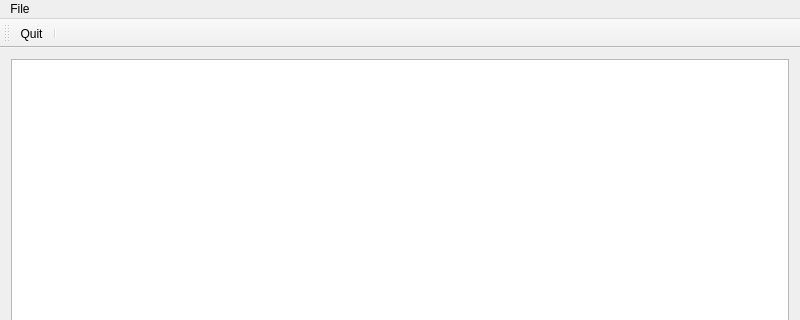
Qt form qtableview/mainwindow.ui (ec1oud/qps) before a commit; both pictures show x 0 to 800 and y 0 to 320 of the 800 by 600 pixel window.
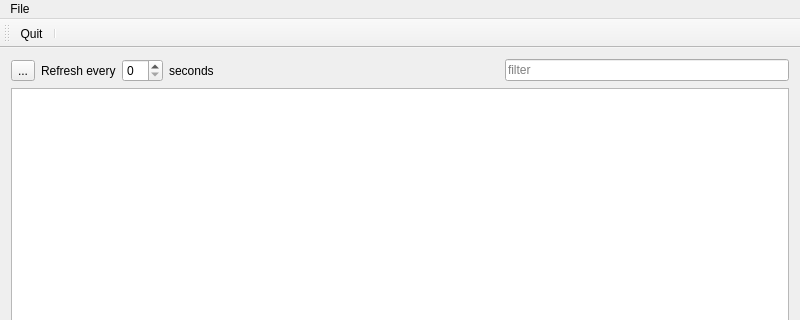
The same form after that commit. Icons and pictures are not drawn.

Commit message: Add update interval spinbox, resize columns button, and filter to the toolbar

What changed in the file:
```diff
--- a/qtableview/mainwindow.ui
+++ b/qtableview/mainwindow.ui
@@ -14,7 +14,69 @@
    <string>top</string>
   </property>
   <widget class="QWidget" name="centralWidget">
-   <layout class="QHBoxLayout" name="horizontalLayout">
+   <layout class="QVBoxLayout" name="verticalLayout">
+    <item>
+     <layout class="QHBoxLayout" name="toolbarStuff">
+      <item>
+       <widget class="QToolButton" name="toolButton">
+        <property name="text">
+         <string>...</string>
+        </property>
+        <property name="icon">
+         <iconset resource="icons.qrc">
+          <normaloff>:/icons/expand-horizontal.svg</normaloff>:/icons/expand-horizontal.svg</iconset>
+        </property>
+       </widget>
+      </item>
+      <item>
+       <widget class="QLabel" name="refreshEveryLabel">
+        <property name="text">
+         <string>Refresh every</string>
+        </property>
+       </widget>
+      </item>
+      <item>
+       <widget class="QSpinBox" name="refreshIntervalSB">
+        <property name="minimum">
+         <number>0</number>
+        </property>
+        <property name="maximum">
+         <number>10</number>
+        </property>
+       </widget>
+      </item>
+      <item>
+       <widget class="QLabel" name="secondsLabel">
+        <property name="text">
+         <string>seconds</string>
+        </property>
+       </widget>
+      </item>
+      <item>
+       <spacer name="horizontalSpacer">
+        <property name="orientation">
+         <enum>Qt::Horizontal</enum>
+        </property>
+        <property name="sizeHint" stdset="0">
+         <size>
+          <width>20</width>
+          <height>20</height>
+         </size>
+        </property>
+       </spacer>
+      </item>
+      <item>
+       <widget class="QLineEdit" name="filterField">
+        <property name="enabled">
+         <bool>true</bool>
+        </property>
+        <property name="placeholderText">
+         <string>filter</string>
+        </property>
+       </widget>
+      </item>
+     </layout>
+    </item>
     <item>
      <widget class="QTableView" name="tableView">
       <property name="sortingEnabled">
```
Left out of the diff: 59 changed lines with no effect on the pictures. The commit also changes 11 other files.
